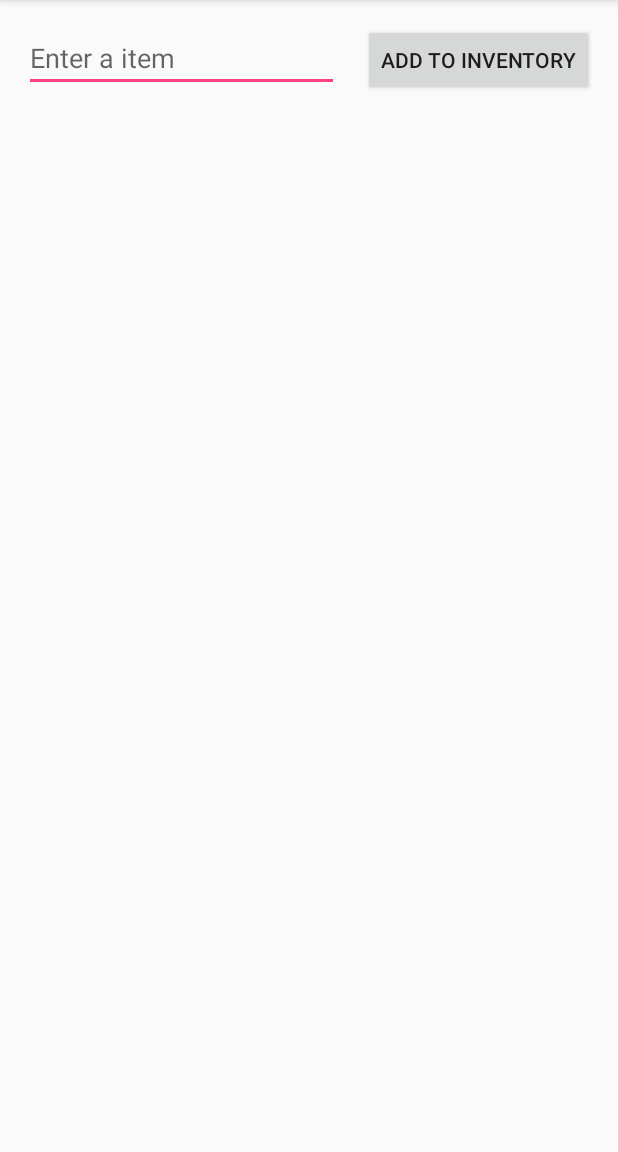
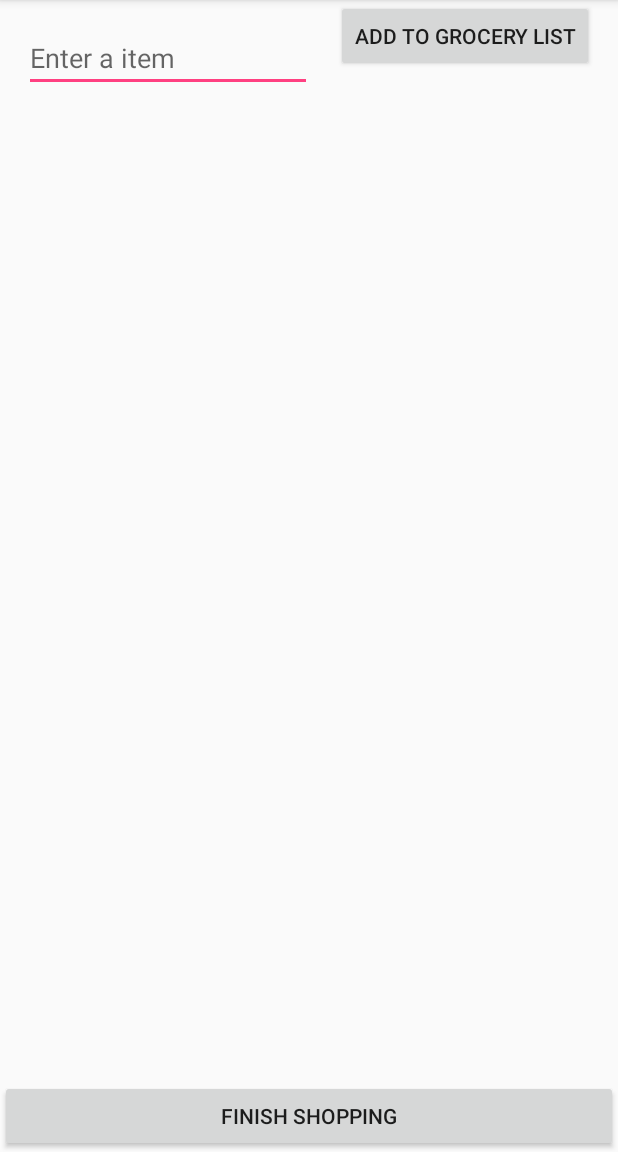
Before and after one commit to Zeherah/HCI2, an Android app: the screen it shows after launch (GroceryList before the commit, GroceryListActivity after it), in the side drawer, after a tap on "Grocery List", on a phone screen of 412 x 824 dp, the part 84-1236 px from its top. Run offline under Robolectric (Android 15) with nearby library versions, the phone set to English and light mode, and no system bars.

Commit message:
grocery list functionality

```diff
--- a/app/src/main/AndroidManifest.xml
+++ b/app/src/main/AndroidManifest.xml
@@ -18,7 +18,7 @@
                 <category android:name="android.intent.category.LAUNCHER" />
             </intent-filter>
         </activity>
-        <activity android:name=".GroceryList"></activity>
+        <activity android:name=".GroceryListActivity"></activity>
     </application>
 
 </manifest>
--- a/app/src/main/java/com/comp4020/listproject/GroceryList.java
+++ /dev/null
@@ -1,26 +0,0 @@
-package com.comp4020.listproject;
-
-import android.content.Intent;
-import android.support.v7.app.AppCompatActivity;
-import android.os.Bundle;
-import android.view.View;
-import android.widget.EditText;
-
-public class GroceryList extends AppCompatActivity {
-    public static final String EXTRA_MESSAGE = "com.comp4020.listproject.MESSAGE";
-    @Override
-    protected void onCreate(Bundle savedInstanceState) {
-        super.onCreate(savedInstanceState);
-        setContentView(R.layout.activity_grocery_list);
-    }
-
-    /** Called when the user taps the Add To Inventory button */
-    public void sendMessage(View view) {
-        Intent intent = new Intent(this, MainActivity.class);
-        EditText editText = (EditText) findViewById(R.id.editText);
-        String message = editText.getText().toString();
-        intent.putExtra(EXTRA_MESSAGE, message);
-        startActivity(intent);
-    }
-
-}
--- /dev/null
+++ b/app/src/main/java/com/comp4020/listproject/GroceryListActivity.java
@@ -0,0 +1,154 @@
+package com.comp4020.listproject;
+
+import android.app.AlertDialog;
+import android.content.DialogInterface;
+import android.content.Intent;
+import android.support.v7.app.AppCompatActivity;
+import android.os.Bundle;
+import android.view.View;
+import android.widget.AdapterView;
+import android.widget.ArrayAdapter;
+import android.widget.Button;
+import android.widget.EditText;
+import android.widget.ListView;
+import android.widget.TextView;
+import android.widget.Toast;
+
+import java.util.ArrayList;
+import java.util.List;
+
+public class GroceryListActivity extends AppCompatActivity {
+
+    public static final String SELECTED_ITEMS = "com.comp4020.listproject.MESSAGE";
+
+    EditText editItem;
+    Button addGroceryButton;
+    ListView lvGrocery;
+    ArrayList<String> items;
+    ArrayAdapter<String> aa;
+
+    ArrayList<String> selectedItems = new ArrayList<String>();
+    //List<String> items = new ArrayList<String>();
+
+    @Override
+    protected void onCreate(Bundle savedInstanceState) {
+        super.onCreate(savedInstanceState);
+        setContentView(R.layout.activity_grocery_list);
+
+        editItem = (EditText) findViewById(R.id.edit_item);
+        addGroceryButton = (Button) findViewById(R.id.add_grocery_button);
+        lvGrocery = (ListView) findViewById(R.id.lvGroceryList);
+        lvGrocery.setChoiceMode(ListView.CHOICE_MODE_MULTIPLE);
+
+        items = new ArrayList<String>();
+        aa = new ArrayAdapter<String>(this, R.layout.check_list_item, items);
+
+
+
+
+
+
+
+
+        lvGrocery.setAdapter(aa);
+        //set OnItemClickListener
+        lvGrocery.setOnItemClickListener(new AdapterView.OnItemClickListener(){
+            public void onItemClick(AdapterView<?> parent, View view, int position, long id) {
+                // selected item
+                String selectedItem = ((TextView) view).getText().toString();
+                if(selectedItems.contains(selectedItem))
+                    selectedItems.remove(selectedItem); //remove deselected item from the list of selected items
+                else
+                    selectedItems.add(selectedItem); //add selected item to the list of selected items
+
+            }
+
+        });
+
+
+        lvGrocery.setLongClickable(true);
+        lvGrocery.setItemsCanFocus(true);
+
+
+        lvGrocery.setOnItemLongClickListener(new AdapterView.OnItemLongClickListener() {
+            public boolean onItemLongClick(AdapterView<?> parent, View view,
+                                           int position, long id) {
+                itemDelete(position);
+
+                return true;
+            }
+        });
+
+
+        /*
+        lvGrocery.setOnItemClickListener(new AdapterView.OnItemClickListener() {
+            @Override
+            public void onItemClick(AdapterView<?> adapterView, View view, int i, long l) {
+                String item = items.get(i);
+                Toast.makeText(getApplicationContext(), item, Toast.LENGTH_LONG).show();
+            }
+        });
+*/
+        addGroceryButton.setOnClickListener(new View.OnClickListener() {
+            @Override
+            public void onClick(View view) {
+                String item = editItem.getText().toString();
+                items.add(item);
+                aa.notifyDataSetChanged();
+                editItem.setText("");
+
+            }
+        });
+
+    }
+    public void itemDelete(final int position)
+    {
+        AlertDialog.Builder alertDialogBuilder = new AlertDialog.Builder(this);
+        alertDialogBuilder.setTitle(String.format("Remove \"%s\" from the list?", items.get(position)));
+
+        alertDialogBuilder.setPositiveButton("Ok",
+                new DialogInterface.OnClickListener() {
+                    @Override
+                    public void onClick(DialogInterface arg0, int arg1) {
+                        String b = String.format("You removed \"%s\"",items.get(position));
+
+                        items.remove(position);
+                        aa.notifyDataSetChanged();// has to be called to update the main list.
+
+                        Toast.makeText(GroceryListActivity.this,b, Toast.LENGTH_LONG).show();
+                    }
+                });
+
+        alertDialogBuilder.setNegativeButton("Cancel",new DialogInterface.OnClickListener() {
+            @Override
+            public void onClick(DialogInterface dialog, int which) {
+                dialog.cancel();
+            }
+        });
+
+        AlertDialog alertDialog = alertDialogBuilder.create();
+        alertDialog.show();
+    }
+
+    /** Called when the user taps the Add To Grocery List button */
+    public void sendSelectedItems(View view) {
+        Intent intent = new Intent(this, MainActivity.class);
+        //EditText editText = (EditText) findViewById(R.id.edit_item);
+        //String message = editText.getText().toString();
+        //Bundle bundle = new Bundle();
+        //bundle.putStringArrayList("SELECTED_ITEMS", selectedItems);
+        //intent.putExtra(SELECTED_ITEMS, selectedItems);
+        intent.putExtra("SELECTED_ITEMS", selectedItems);
+        startActivity(intent);
+    }
+
+    public void addItem(View view){
+        EditText edit_item = (EditText) findViewById(R.id.edit_item);
+        String item = edit_item.getText().toString();
+        items.add(item);
+        ListView lvGroceryList = (ListView) findViewById(R.id.lvGroceryList);
+        lvGroceryList.setAdapter(new ArrayAdapter<String>(this, R.layout.list_item, items));
+    }
+
+
+}
--- a/app/src/main/java/com/comp4020/listproject/MainActivity.java
+++ b/app/src/main/java/com/comp4020/listproject/MainActivity.java
@@ -5,8 +5,6 @@ import android.content.DialogInterface;
 import android.content.Intent;
 import android.os.Build;
 import android.os.Bundle;
-import android.support.annotation.LayoutRes;
-import android.support.annotation.NonNull;
 import android.support.annotation.RequiresApi;
 import android.view.KeyEvent;
 import android.view.LayoutInflater;
@@ -21,20 +19,15 @@ import android.view.Menu;
 import android.view.MenuItem;
 import android.view.ViewGroup;
 import android.widget.ArrayAdapter;
-import android.widget.BaseAdapter;
-import android.widget.Button;
 import android.widget.EditText;
-import android.widget.ImageButton;
 import android.widget.LinearLayout;
 import android.widget.ListAdapter;
 import android.widget.ListView;
 import android.widget.Spinner;
-import android.widget.SpinnerAdapter;
 import android.widget.TextView;
 import android.widget.Toast;
 import android.app.AlertDialog;
 import android.widget.AdapterView;
-import android.widget.AdapterView.OnItemLongClickListener;
 
 import java.util.ArrayList;
 import java.util.List;
@@ -44,7 +37,7 @@ public class MainActivity extends AppCompatActivity
         implements NavigationView.OnNavigationItemSelectedListener {
 
     ArrayList<String> names = new ArrayList<String>();
-
+    ArrayList<String> selectedItems;
     // создаем адаптер
     MyCustomAdapter adapter;
 
@@ -53,11 +46,22 @@ public class MainActivity extends AppCompatActivity
         super.onCreate(savedInstanceState);
         setContentView(R.layout.activity_main);
 
+        Bundle b = getIntent().getExtras();
+        //ArrayList<String> selectedItems;
+        //selectedItems = getIntent().getExtras().getStringArrayList("SELECTED_ITEMS");
+        if(b != null){
+            selectedItems = (ArrayList<String>)b.getStringArrayList("SELECTED_ITEMS");
+            for(int i=0; i<selectedItems.size();i++){
+                names.add(selectedItems.get(i));
+            }
+        }
+
+        /*
         // Get the Intent that started this activity and extract the string
         Intent intent = getIntent();
-        String message = intent.getStringExtra(GroceryList.EXTRA_MESSAGE);
+        String message = intent.getStringExtra(GroceryListActivity.EXTRA_MESSAGE);
         names.add(message);
-
+        */
         Toolbar toolbar = (Toolbar) findViewById(R.id.toolbar);
         setSupportActionBar(toolbar);
         names.add("Milk");
@@ -209,7 +213,7 @@ public class MainActivity extends AppCompatActivity
                     KeyEvent.KEYCODE_CAMERA));
             sendOrderedBroadcast(intent, null);
         } else if (id == R.id.nav_grocery_list){
-            Intent intent = new Intent(MainActivity.this, GroceryList.class);
+            Intent intent = new Intent(MainActivity.this, GroceryListActivity.class);
             startActivity(intent);
 
         } else if (id == R.id.nav_gallery) {
--- a/app/src/main/res/layout/activity_grocery_list.xml
+++ b/app/src/main/res/layout/activity_grocery_list.xml
@@ -1,34 +1,115 @@
 <?xml version="1.0" encoding="utf-8"?>
+<LinearLayout
+    xmlns:android="http://schemas.android.com/apk/res/android"
+    xmlns:app="http://schemas.android.com/apk/res-auto"
+    xmlns:tools="http://schemas.android.com/tools"
+    android:layout_width="match_parent"
+    android:layout_height="wrap_content"
+    android:orientation="vertical">
+
+    <android.support.constraint.ConstraintLayout
+        android:layout_width="match_parent"
+        android:layout_height="match_parent">
+
+        <EditText
+            android:id="@+id/edit_item"
+            android:layout_width="0dp"
+            android:layout_height="wrap_content"
+            android:layout_marginLeft="16dp"
+            android:layout_marginTop="16dp"
+            android:hint="@string/edit_item"
+            android:inputType="textPersonName"
+            app:layout_constraintLeft_toLeftOf="parent"
+            app:layout_constraintRight_toLeftOf="@+id/add_grocery_button"
+            app:layout_constraintTop_toTopOf="parent"
+            android:layout_marginStart="16dp" />
+
+        <Button
+            android:id="@+id/add_grocery_button"
+            android:layout_width="wrap_content"
+            android:layout_height="wrap_content"
+            android:layout_marginEnd="16dp"
+            android:layout_marginLeft="16dp"
+            android:layout_marginRight="16dp"
+            android:layout_marginStart="16dp"
+            android:text="@string/button_add_grocery"
+            app:layout_constraintLeft_toRightOf="@+id/edit_item"
+            app:layout_constraintRight_toRightOf="parent"
+            tools:layout_editor_absoluteY="15dp" />
+
+    </android.support.constraint.ConstraintLayout>
+    <RelativeLayout
+        android:layout_width="match_parent"
+        android:layout_height="match_parent">
+
+        <ListView
+            android:id="@+id/lvGroceryList"
+            android:layout_width="match_parent"
+            android:layout_height="match_parent"
+            android:layout_above="@+id/add_inventory_button"
+            android:headerDividersEnabled="false"
+            android:longClickable="true"
+            android:keepScreenOn="false"
+            android:focusable="false"
+            tools:ignore="MissingConstraints"
+            tools:layout_editor_absoluteX="8dp"
+            tools:layout_editor_absoluteY="8dp" />
+        <Button
+            android:id="@+id/add_inventory_button"
+            android:layout_width="match_parent"
+            android:layout_height="48dp"
+            android:onClick="sendSelectedItems"
+            android:layout_alignParentBottom="true"
+            android:text="@string/button_add_inventory" />
+
+    </RelativeLayout>
+
+
+</LinearLayout>
+<!--
 <android.support.constraint.ConstraintLayout
     xmlns:android="http://schemas.android.com/apk/res/android"
     xmlns:app="http://schemas.android.com/apk/res-auto"
     xmlns:tools="http://schemas.android.com/tools"
     android:layout_width="match_parent"
     android:layout_height="match_parent"
-    tools:context="com.example.myfirstapp.MainActivity">
+    tools:context="com.comp4020.listproject.GroceryListActivityActivity">
 
     <EditText
         android:id="@+id/editText"
         android:layout_width="0dp"
         android:layout_height="wrap_content"
         android:layout_marginLeft="16dp"
-        android:layout_marginRight="0dp"
         android:layout_marginTop="16dp"
         android:hint="@string/edit_item"
         android:inputType="textPersonName"
         app:layout_constraintLeft_toLeftOf="parent"
         app:layout_constraintRight_toLeftOf="@+id/button"
-        app:layout_constraintTop_toTopOf="parent" />
+        app:layout_constraintTop_toTopOf="parent"
+        android:layout_marginStart="16dp" />
 
     <Button
         android:id="@+id/button"
         android:layout_width="wrap_content"
         android:layout_height="wrap_content"
+        android:layout_marginEnd="16dp"
         android:layout_marginLeft="16dp"
         android:layout_marginRight="16dp"
+        android:layout_marginStart="16dp"
         android:onClick="sendMessage"
-        android:text="@string/button_add_inventory"
+        android:text="@string/button_add_grocery"
         app:layout_constraintBaseline_toBaselineOf="@+id/editText"
         app:layout_constraintLeft_toRightOf="@+id/editText"
         app:layout_constraintRight_toRightOf="parent" />
+
+    <Button
+        android:id="@+id/button2"
+        android:layout_width="368dp"
+        android:layout_height="48dp"
+        android:text="@string/button_add_inventory"
+        tools:layout_editor_absoluteX="5dp"
+        tools:layout_editor_absoluteY="450dp" />
+
+
 </android.support.constraint.ConstraintLayout>
+-->
--- a/app/src/main/res/values/strings.xml
+++ b/app/src/main/res/values/strings.xml
@@ -10,5 +10,6 @@
     <string name="action_settings">Settings</string>
     <string name="home_inventory_manager">Home Inventory Manager</string>
     <string name="edit_item">Enter a item</string>
-    <string name="button_add_inventory">Add To Inventory</string>
+    <string name="button_add_inventory">Finish Shopping</string>
+    <string name="button_add_grocery">Add To Grocery List</string>
 </resources>
```
Also changed, not shown: app/src/main/res/layout/check_list_item.xml (added, +9 -0 lines).
